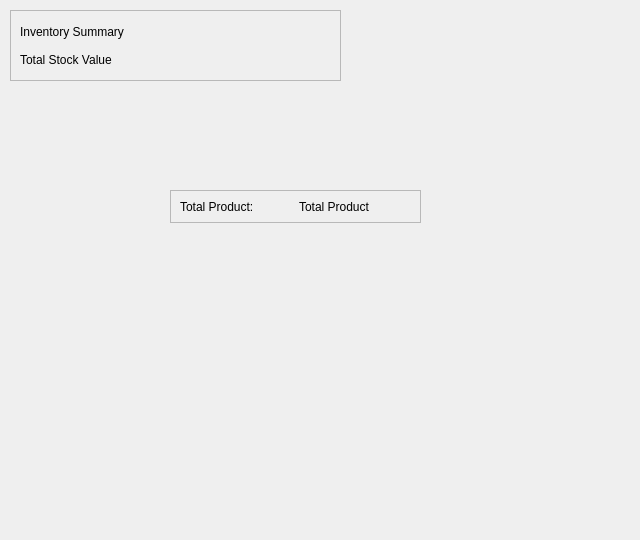
Old version of the form app/src/ui/dashboard_page.ui in the repository Kazu0210/Inventory-System.
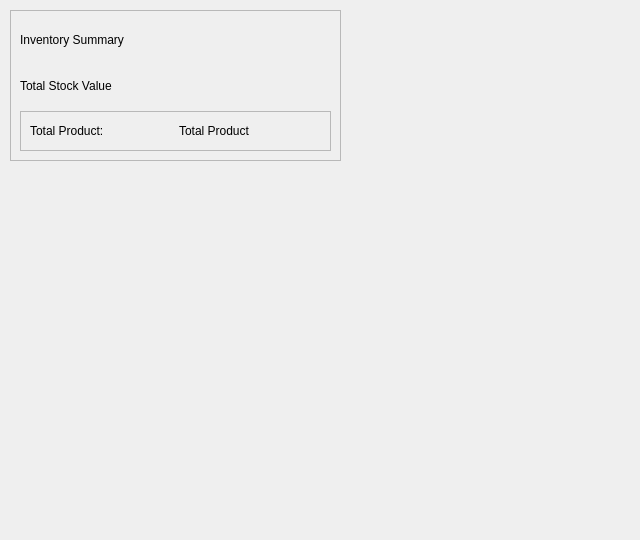
New version of the form.

Commit message: added new order page file

```diff
--- a/app/src/ui/dashboard_page.ui
+++ b/app/src/ui/dashboard_page.ui
@@ -19,7 +19,7 @@
      <x>10</x>
      <y>10</y>
      <width>331</width>
-     <height>71</height>
+     <height>151</height>
     </rect>
    </property>
    <property name="frameShape">
@@ -43,17 +43,8 @@
       </property>
      </widget>
     </item>
-   </layout>
-  </widget>
+    <item>
   <widget class="QFrame" name="frame_2">
-   <property name="geometry">
-    <rect>
-     <x>170</x>
-     <y>190</y>
-     <width>251</width>
-     <height>33</height>
-    </rect>
-   </property>
    <property name="frameShape">
     <enum>QFrame::StyledPanel</enum>
    </property>
@@ -73,6 +64,9 @@
       <property name="text">
        <string>Total Product</string>
       </property>
+        </widget>
+       </item>
+      </layout>
      </widget>
     </item>
    </layout>
```
Lines whose indentation alone changed are shown as unchanged. The commit also changes 3 other files.
